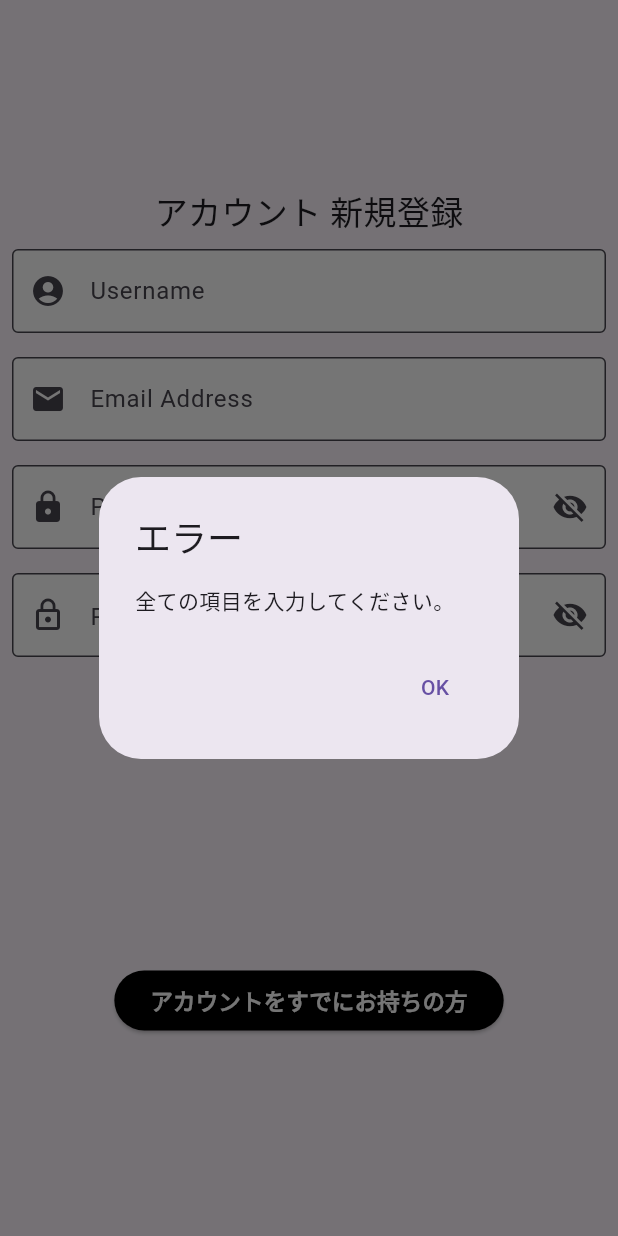
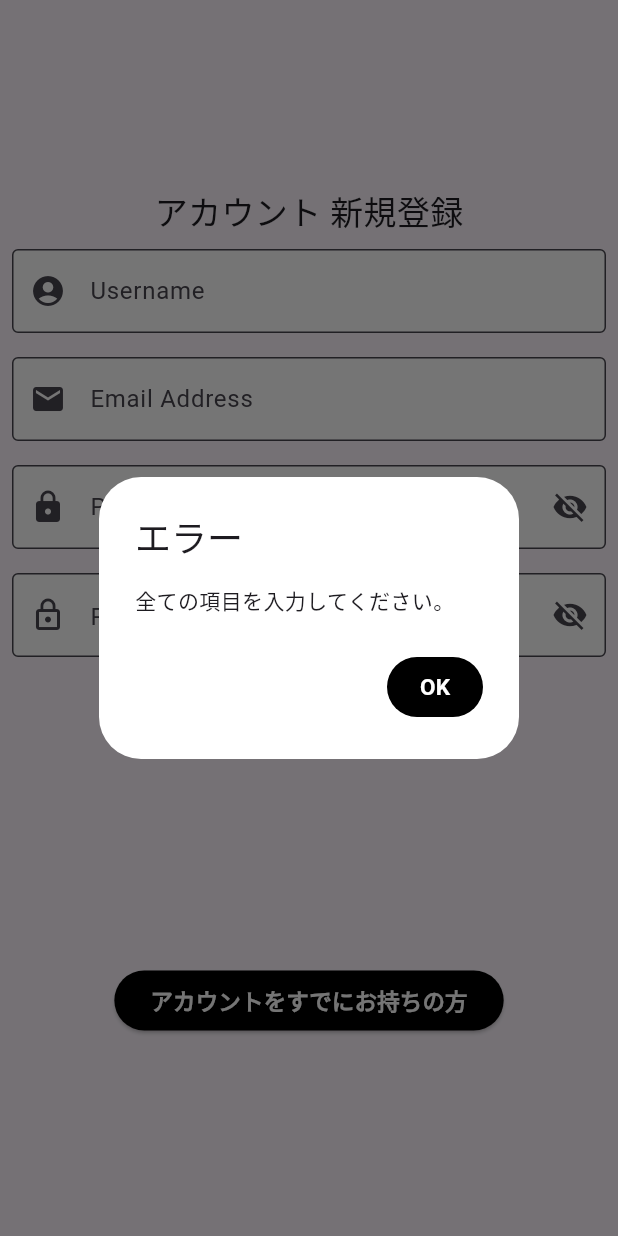
Before and after one commit to Haruki1090/Books-Rater, a Flutter app: the SignUpPage screen opened directly, after a tap on "サインアップ", on a phone screen of 412 x 824 dp. Run offline on Flutter 3.47's test engine with Material 3 defaults, Android fonts, the phone set to English and light mode, and no system bars; our stand-ins replace cloud_firestore, cloud_functions, firebase_auth, firebase_core, firebase_storage, flutter_riverpod and 3 more; accounts and stored records are empty; generated files the repository leaves out were written again.

Commit message:
エラーメッセージの対応（ダークモード）

```diff
--- a/lib/sign_up_page.dart
+++ b/lib/sign_up_page.dart
@@ -128,14 +128,40 @@ class _SignUpPageState extends ConsumerState<SignUpPage> {
                           context: context,
                           builder: (BuildContext context) {
                             return AlertDialog(
+                              backgroundColor: Theme.of(context).brightness == Brightness.dark
+                                  ? Colors.black // ダークモードの時の背景色
+                                  : Colors.white, // ライトモードの時の背景色
                               title: const Text('エラー'),
                               content: const Text('全ての項目を入力してください。'),
                               actions: [
                                 TextButton(
+                                  style: ButtonStyle(
+                                    backgroundColor: MaterialStateProperty.resolveWith<Color>(
+                                          (Set<MaterialState> states) {
+                                        if (states.contains(MaterialState.pressed)) {
+                                          return Theme.of(context).brightness == Brightness.dark
+                                              ? Colors.white // ダークモードの時のボタンの背景色
+                                              : Colors.black; // ライトモードの時のボタンの背景色
+                                        }
+                                        return Theme.of(context).brightness == Brightness.dark
+                                            ? Colors.white // ダークモードの時のボタンの背景色
+                                            : Colors.black; // ライトモードの時のボタンの背景色
+                                      },
+                                    ),
+                                  ),
                                   onPressed: () {
                                     Navigator.pop(context);
                                   },
-                                  child: const Text('OK'),
+                                  child: Text(
+                                    'OK',
+                                    style: TextStyle(
+                                      fontSize: 15,
+                                      fontWeight: FontWeight.bold,
+                                      color: Theme.of(context).brightness == Brightness.dark
+                                          ? Colors.black // ダークモードの時のテキストカラー
+                                          : Colors.white, // ライトモードの時のテキストカラー
+                                    ),
+                                  ),
                                 ),
                               ],
                             );
```
